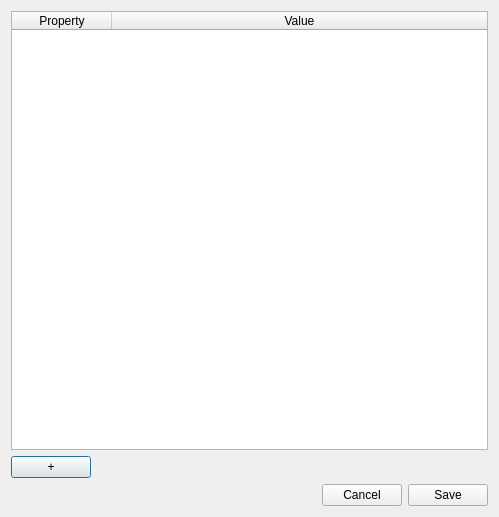
This is ui/editingDialog.ui in sashaouellet/Helix as Qt 5 draws it before an edit. The edited form follows.
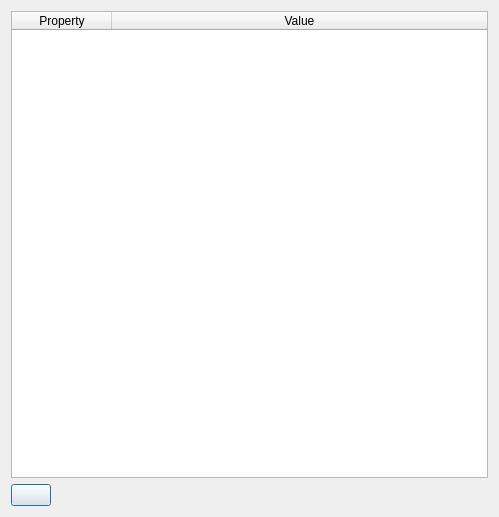
This is the edited form.

Patch:
```diff
--- a/ui/editingDialog.ui
+++ b/ui/editingDialog.ui
@@ -46,32 +46,18 @@
      </column>
     </widget>
    </item>
-   <item>
-    <layout class="QHBoxLayout" name="horizontalLayout_2">
-     <item>
-      <widget class="QPushButton" name="BTN_new">
-       <property name="text">
-        <string>+</string>
-       </property>
-      </widget>
-     </item>
-     <item>
-      <spacer name="horizontalSpacer_2">
-       <property name="orientation">
-        <enum>Qt::Horizontal</enum>
-       </property>
-       <property name="sizeHint" stdset="0">
-        <size>
-         <width>40</width>
-         <height>20</height>
-        </size>
-       </property>
-      </spacer>
-     </item>
-    </layout>
-   </item>
    <item>
     <layout class="QHBoxLayout" name="horizontalLayout">
+     <item>
+      <widget class="QPushButton" name="BTN_refresh">
+       <property name="toolTip">
+        <string>Refresh</string>
+       </property>
+       <property name="text">
+        <string/>
+       </property>
+      </widget>
+     </item>
      <item>
       <spacer name="horizontalSpacer">
        <property name="orientation">
@@ -85,20 +71,6 @@
        </property>
       </spacer>
      </item>
-     <item>
-      <widget class="QPushButton" name="BTN_cancel">
-       <property name="text">
-        <string>Cancel</string>
-       </property>
-      </widget>
-     </item>
-     <item>
-      <widget class="QPushButton" name="BTN_save">
-       <property name="text">
-        <string>Save</string>
-       </property>
-      </widget>
-     </item>
     </layout>
    </item>
   </layout>
```
